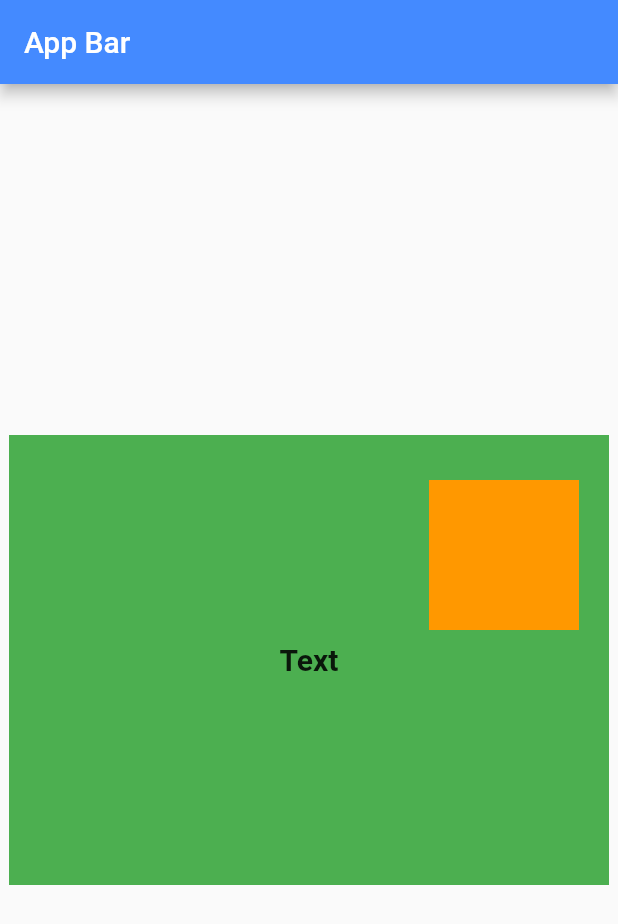
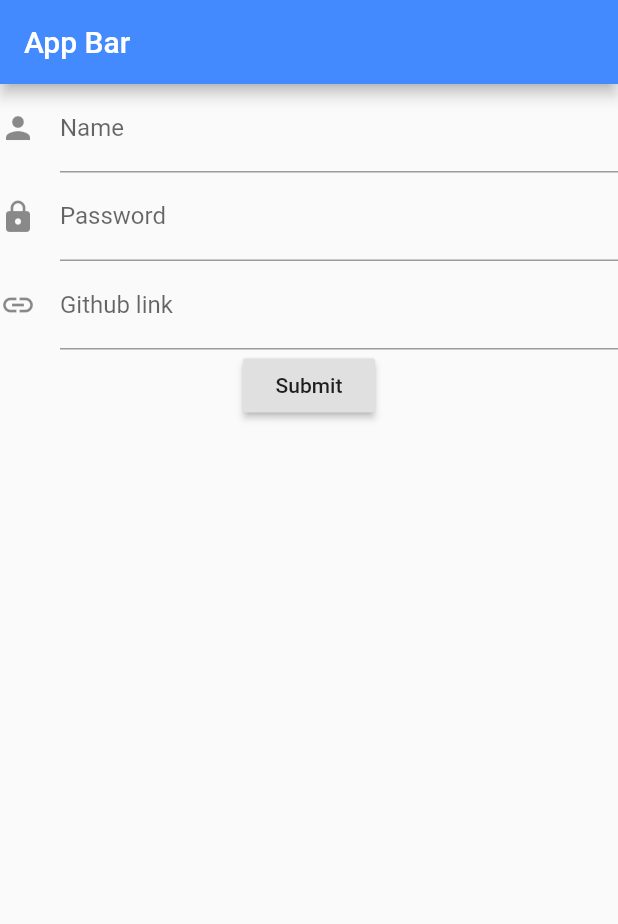
Before and after one commit to franGaraventa/flutterCourse, a Flutter app: the screen it shows after launch, on a phone screen of 412 x 824 dp. Shown: the top 924 px of the screen. Run offline on Flutter 3.47's test engine with Material 2 defaults, Android fonts, the phone set to English and light mode, and no system bars.

Commit message:
[11/30] Form

```diff
--- a/lib/src/app.dart
+++ b/lib/src/app.dart
@@ -1,9 +1,7 @@
 import 'package:flutter/cupertino.dart';
 import 'package:flutter/material.dart';
-import 'package:flutter_course/src/stack_widget.dart';
+import 'package:flutter_course/src/form_widget.dart';
 import 'package:flutter_course/utils/Strings.dart';
-
-import 'buttons.dart';
 
 class MyApp extends StatefulWidget {
   @override
@@ -17,12 +15,10 @@ class _MyAppState extends State<MyApp> {
       title: appTitle,
       theme: ThemeData(primaryColor: Colors.blueAccent),
       home: Scaffold(
-        appBar: AppBar(
-          title: Text(appBarTitle),
-        ),
-        body: Center(
-            child: StackWidget()),
-      ),
+          appBar: AppBar(
+            title: Text(appBarTitle),
+          ),
+          body: FormWidget()),
     );
   }
 }
--- /dev/null
+++ b/lib/src/form_widget.dart
@@ -0,0 +1,61 @@
+import 'package:flutter/cupertino.dart';
+import 'package:flutter/material.dart';
+
+class FormWidget extends StatefulWidget {
+  @override
+  State<StatefulWidget> createState() => _FormState();
+}
+
+class _FormState extends State<FormWidget> {
+  final key = GlobalKey<FormState>();
+
+  @override
+  Widget build(BuildContext context) {
+    return Form(
+      key: key,
+      child: Column(
+        crossAxisAlignment: CrossAxisAlignment.center,
+        children: [
+          TextFormField(
+            decoration: InputDecoration(
+                hintText: "Enter your name",
+                labelText: "Name",
+                icon: Icon(Icons.person)),
+            validator: (value) {
+              return value.isEmpty ? 'Please fill the details' : null;
+            },
+          ),
+          TextFormField(
+            decoration: InputDecoration(
+                hintText: "Enter password",
+                labelText: "Password",
+                icon: Icon(Icons.lock)),
+            validator: (value) {
+              return value.isEmpty ? 'Please fill the details' : null;
+            },
+          ),
+          TextFormField(
+            decoration: InputDecoration(
+                hintText: "GitHub link",
+                labelText: "Github link",
+                icon: Icon(Icons.link)),
+            validator: (value) {
+              return value.isEmpty ? 'Please fill the details' : null;
+            },
+          ),
+          Container(
+            child: RaisedButton(
+              onPressed: () {
+                if (key.currentState.validate()) {
+                  Scaffold.of(context).showSnackBar(
+                      SnackBar(content: Text("Validation Going on")));
+                }
+              },
+              child: Text("Submit"),
+            ),
+          )
+        ],
+      ),
+    );
+  }
+}
```
Also changed, not shown: 1 other file.
